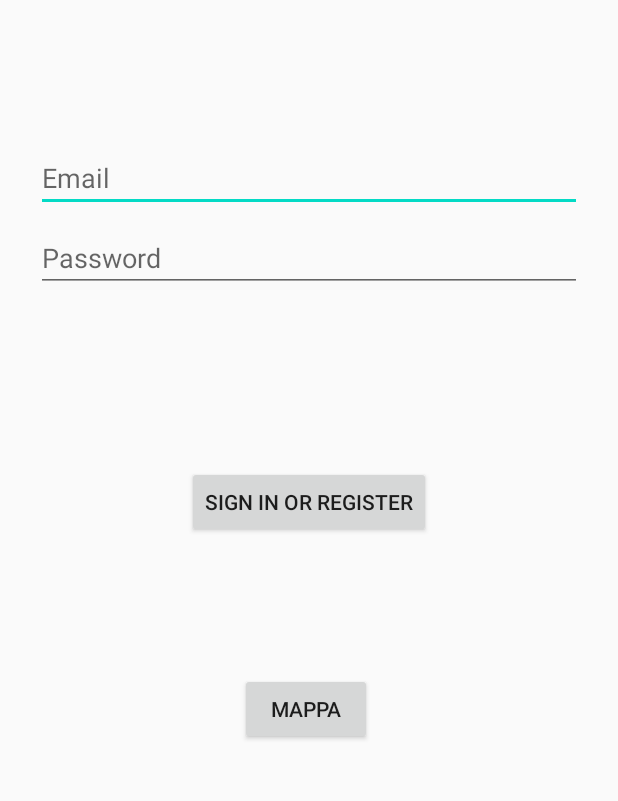
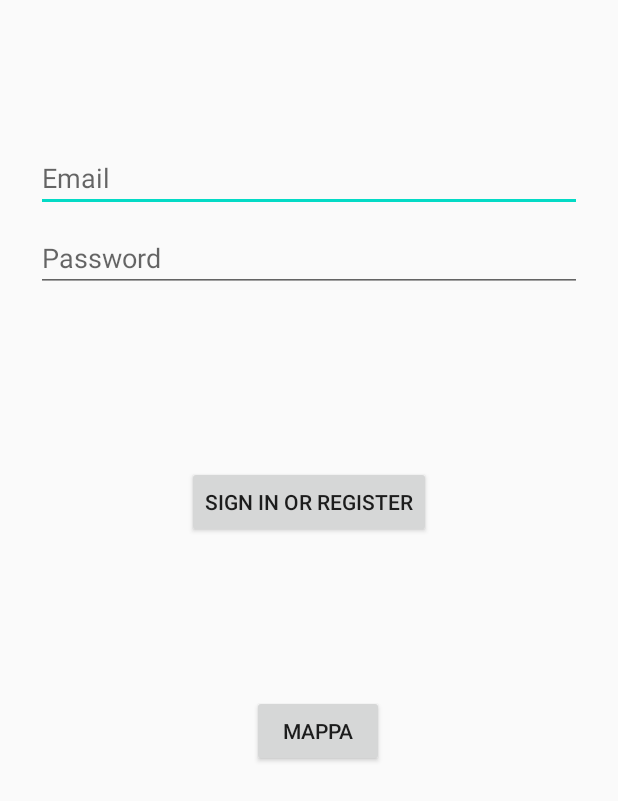
Before and after one commit to dephleoss/MusicApplication, an Android app: the layout activity_main.xml on its own in the app's theme, with its tools: preview values and no code run, on a phone screen of 412 x 824 dp. Shown: the top 801 px of the screen. Run offline under Robolectric (Android 15) with nearby library versions, the phone set to English and light mode, and no system bars.

Commit message:
modificato toast

```diff
--- a/app/src/main/java/com/example/musicapplication/MainActivity.java
+++ b/app/src/main/java/com/example/musicapplication/MainActivity.java
@@ -98,7 +98,6 @@ public class MainActivity extends AppCompatActivity {
 
                 if(s!="") {
                     try {
-                        Toast.makeText(getApplicationContext(),"Hey brutto figlio puttana sei iscritto",Toast.LENGTH_SHORT).show();
                         mappa.setVisibility(View.VISIBLE);
                         login.setVisibility(View.GONE);
 
--- a/app/src/main/res/layout/activity_main.xml
+++ b/app/src/main/res/layout/activity_main.xml
@@ -59,10 +59,10 @@
         android:id="@+id/mappa"
         android:layout_width="wrap_content"
         android:layout_height="wrap_content"
-        android:layout_marginStart="160dp"
+        android:layout_marginStart="168dp"
         android:text="Mappa"
         app:layout_constraintBottom_toBottomOf="parent"
         app:layout_constraintStart_toStartOf="parent"
         app:layout_constraintTop_toBottomOf="@+id/login"
-        app:layout_constraintVertical_bias="0.215" />
+        app:layout_constraintVertical_bias="0.25" />
 </androidx.constraintlayout.widget.ConstraintLayout>
```
